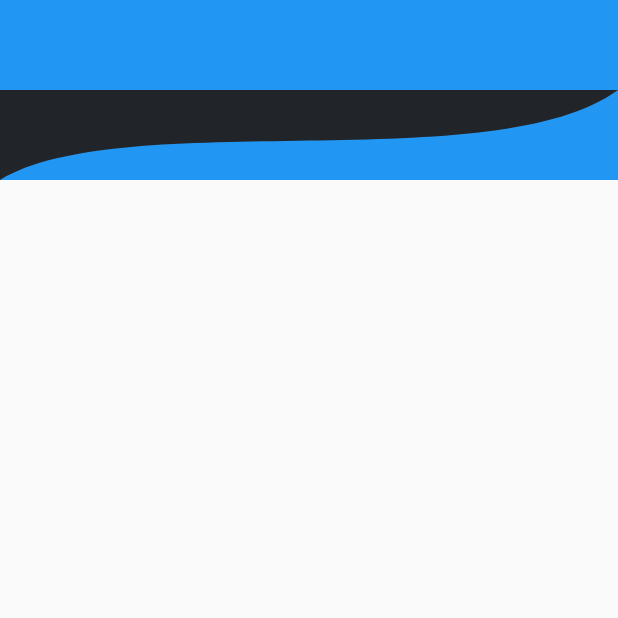
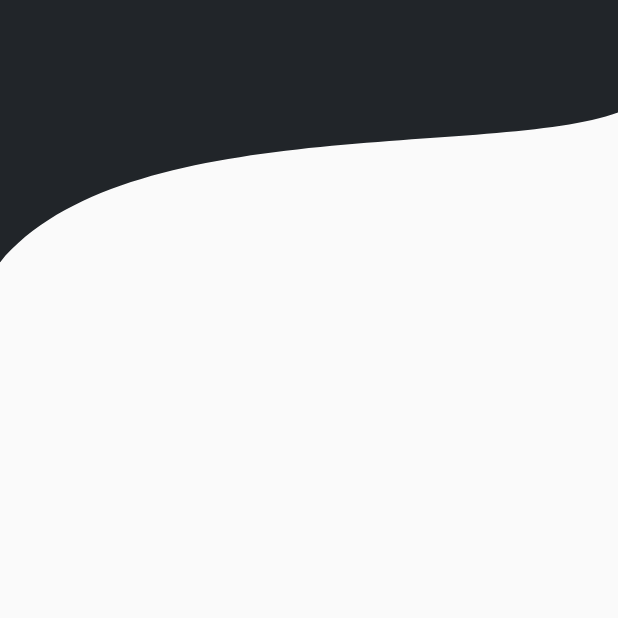
Before and after one commit to Mukhammad1999/show_upp_master, a Flutter app: the screen it shows after launch, on a phone screen of 412 x 824 dp, the top half of it. Run offline on Flutter 3.47's test engine with Material 2 defaults, Android fonts, the phone set to English and light mode, and no system bars; our stand-ins replace bloc, flutter_modular; project files that could hold a hidden picture were left out.

Commit message:
feat: broke down to files. Removed Old l10n

```diff
--- /dev/null
+++ b/master_app/lib/app/index/index.dart
@@ -0,0 +1,2 @@
+export '../ui/widgets/curvatures.dart';
+export '../ui/widgets/curved_app_bar.dart';
--- a/master_app/lib/app/ui/presentation/pages/choose_role_page.dart
+++ b/master_app/lib/app/ui/presentation/pages/choose_role_page.dart
@@ -1,4 +1,5 @@
 import 'package:flutter/material.dart';
+import 'package:master_app/app/index/index.dart';
 
 class ChooseRolePage extends StatelessWidget {
   const ChooseRolePage({super.key});
@@ -8,81 +9,11 @@
     return Scaffold(
       appBar: CurvedAppBar(
         backgroundColor: Theme.of(context).primaryColor,
+        curvature: Curvature.lined,
+      ),
+      body: Column(
+        children: <Widget>[],
       ),
     );
   }
 }
-
-class CurvedAppBar extends StatelessWidget implements PreferredSizeWidget {
-  const CurvedAppBar({
-    super.key,
-    this.title,
-    this.curvature,
-    this.backgroundColor,
-  });
-  final String? title;
-  final Curvature? curvature;
-  final Color? backgroundColor;
-
-  @override
-  Widget build(BuildContext context) {
-    return AppBar(
-      centerTitle: true,
-      elevation: 0,
-      bottom: CurvedBottom(
-        backgroundColor: backgroundColor,
-      ),
-      title: title != null ? Text(title!) : null,
-    );
-  }
-
-  @override
-  Size get preferredSize => const Size.fromHeight(120);
-}
-
-class CurvedBottom extends StatelessWidget implements PreferredSizeWidget {
-  const CurvedBottom({
-    super.key,
-    this.backgroundColor,
-  });
-  final Color? backgroundColor;
-  @override
-  Widget build(BuildContext context) {
-    return ClipPath(
-      clipper: CurvatureClipper(),
-      child: Container(
-        color: backgroundColor,
-        height: 60,
-      ),
-    );
-  }
-
-  @override
-  Size get preferredSize => const Size.fromHeight(60);
-}
-
-class CurvatureClipper extends CustomClipper<Path> {
-  @override
-  Path getClip(Size size) {
-    final controlPoint1 = Offset(size.width - size.width / 5, size.height);
-    final controlPoint2 = Offset(size.width / 5, size.height - 50);
-    final endPoint = Offset(0, size.height);
-    //fromRightToLeft
-    return Path()
-      ..lineTo(size.width, 0)
-      ..cubicTo(
-        controlPoint1.dx,
-        controlPoint1.dy,
-        controlPoint2.dx,
-        controlPoint2.dy,
-        endPoint.dx,
-        endPoint.dy,
-      )
-      ..close();
-  }
-
-  @override
-  bool shouldReclip(covariant CustomClipper<Path> oldClipper) => false;
-}
-
-enum Curvature { lined, leftToRight, rightToLeft }
--- /dev/null
+++ b/master_app/lib/app/ui/widgets/curved_app_bar.dart
@@ -0,0 +1,44 @@
+import 'package:flutter/material.dart';
+
+import '../../index/index.dart';
+
+///widget to display curved appbar defined by formula side1Toside2, where side1
+/// is the biggest part of [Curvature].
+class CurvedAppBar extends StatelessWidget implements PreferredSizeWidget {
+  const CurvedAppBar({
+    super.key,
+    this.title,
+    required this.curvature,
+    this.backgroundColor,
+  });
+  final String? title;
+  final Curvature curvature;
+  final Color? backgroundColor;
+
+  @override
+  Widget build(BuildContext context) {
+    return ClipPath(
+      clipper: _getCurvatureByEnum(curvature),
+      child: Container(
+        decoration: BoxDecoration(
+          color: backgroundColor,
+        ),
+        height: 175,
+      ),
+    );
+  }
+
+  @override
+  Size get preferredSize => const Size.fromHeight(175);
+}
+
+CustomClipper<Path> _getCurvatureByEnum(Curvature curvature) {
+  switch (curvature) {
+    case Curvature.rightToLeft:
+      return RightToLeftCurvature();
+    case Curvature.leftToRight:
+      return LeftToRightCurvature();
+    case Curvature.lined:
+      return LinedCurvature();
+  }
+}
--- a/master_app/lib/app/view/app.dart
+++ b/master_app/lib/app/view/app.dart
@@ -10,7 +10,6 @@
 import 'package:flutter_modular/flutter_modular.dart';
 import 'package:master_app/app/navigation/navigation_module.dart';
 import 'package:master_app/app/ui/style/app_theme.dart';
-import 'package:master_app/l10n/l10n.dart';
 
 class App extends StatelessWidget {
   const App({super.key});
@@ -21,11 +20,13 @@
       module: NavigationModule(),
       child: MaterialApp.router(
         theme: AppTheme.lightTheme,
-        localizationsDelegates: const [
-          AppLocalizations.delegate,
-          GlobalMaterialLocalizations.delegate,
-        ],
-        supportedLocales: AppLocalizations.supportedLocales,
+        //TODO Implement Easy Localizations
+
+        // localizationsDelegates: const [
+        //   AppLocalizations.delegate,
+        //   GlobalMaterialLocalizations.delegate,
+        // ],
+        // supportedLocales: AppLocalizations.supportedLocales,
         routerDelegate: Modular.routerDelegate,
         routeInformationParser: Modular.routeInformationParser,
       ),
```
Also changed, not shown: master_app/lib/app/ui/widgets/curvatures.dart (added, +82 -0 lines), master_app/lib/l10n/arb/app_en.arb (deleted, +0 -7 lines), master_app/lib/l10n/arb/app_es.arb (deleted, +0 -7 lines), master_app/lib/l10n/l10n.dart (deleted, +0 -15 lines), 2 other files.
